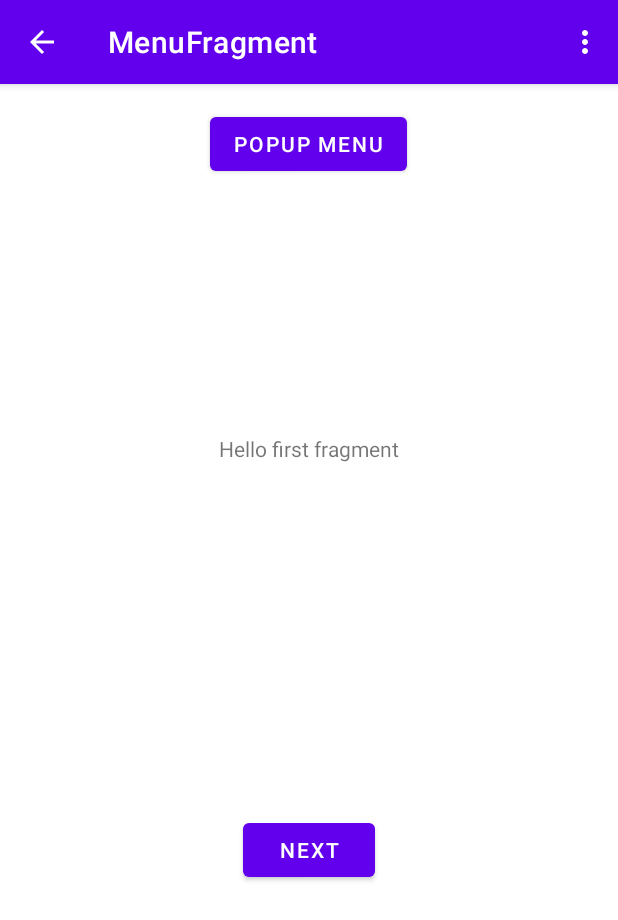
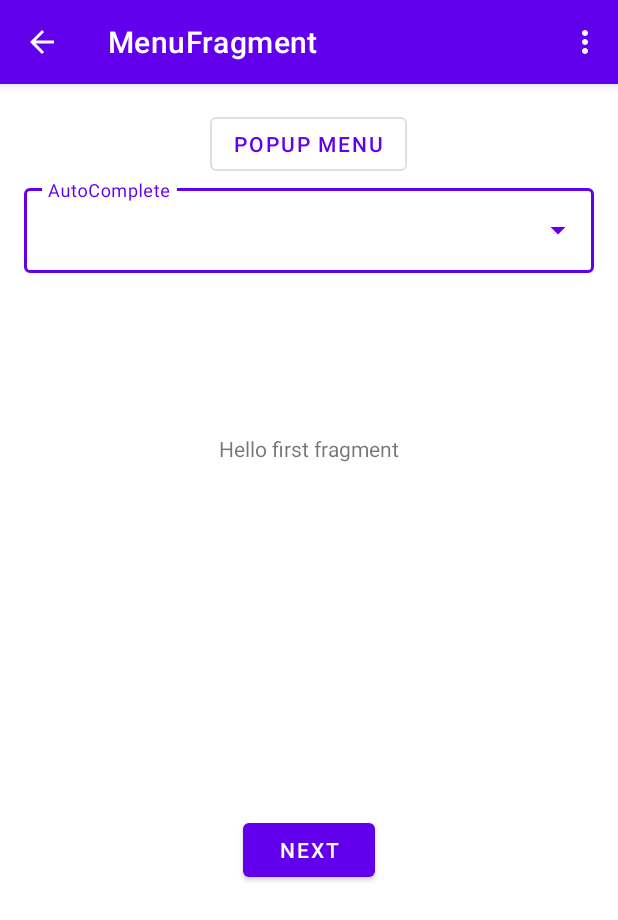
Before and after one commit to JosueRuiz08/MDC, an Android app: the screen it shows after launch (StaticActivity), after a tap on "MenuFragment", on a phone screen of 412 x 824 dp. Shown: the top 920 px of the screen. Run offline under Robolectric (Android 15) with nearby library versions, the phone set to English and light mode, and no system bars; our stand-ins replace ButterKnife, navigation-ui; pictures from the network do not load.

Commit message:
Menu Dropdown para Autocomplete

```diff
--- a/app/src/main/java/com/josue/example/mdcomponents/Fragments/MenuFragment.java
+++ b/app/src/main/java/com/josue/example/mdcomponents/Fragments/MenuFragment.java
@@ -7,6 +7,8 @@ import androidx.fragment.app.Fragment;
 import android.view.LayoutInflater;
 import android.view.View;
 import android.view.ViewGroup;
+import android.widget.ArrayAdapter;
+import android.widget.AutoCompleteTextView;
 import android.widget.PopupMenu;
 
 import com.google.android.material.button.MaterialButton;
@@ -48,6 +50,8 @@ public class MenuFragment extends Fragment {
 
     @BindView(R.id.btnMenuPopup)
     MaterialButton btnMenuPopup;
+    @BindView(R.id.actvCourses)
+    AutoCompleteTextView actvCourses;
 
 
     public MenuFragment() {
@@ -93,6 +97,13 @@ public class MenuFragment extends Fragment {
             popupMenu.getMenuInflater().inflate(R.menu.menu_bottom_nav, popupMenu.getMenu());
             popupMenu.show();
         });
+        String[] courses = new String[] {"Experto en firebase para android +MVP Curso completo +30Hrs",
+        "Curso A Desing",
+        "Andropid: Funfamentos apps de calidad",
+        "Klotlin 2020"};
+
+        ArrayAdapter<String> adapter = new ArrayAdapter<String>(getActivity(), R.layout.item_menu_dropdown,courses);
+        actvCourses.setAdapter(adapter);
 
         return v;
     }
--- a/app/src/main/res/layout/fragment_menu.xml
+++ b/app/src/main/res/layout/fragment_menu.xml
@@ -12,6 +12,20 @@
         android:id="@+id/btnMenuPopup"
         android:layout_width="wrap_content"
         android:layout_height="wrap_content"
-        android:text="@string/menu_popup_menu"/>
+        android:text="@string/menu_popup_menu"
+        style="@style/Widget.MaterialComponents.Button.OutlinedButton"/>
+
+    <com.google.android.material.textfield.TextInputLayout
+        android:layout_width="match_parent"
+        android:layout_height="wrap_content"
+        android:hint="@string/menu_hint_autocomplete"
+        style="@style/Widget.MaterialComponents.TextInputLayout.OutlinedBox.ExposedDropdownMenu">
+
+        <AutoCompleteTextView
+            android:id="@+id/actvCourses"
+            android:layout_width="match_parent"
+            android:layout_height="wrap_content"/>
+
+    </com.google.android.material.textfield.TextInputLayout>
 
 </LinearLayout>
--- /dev/null
+++ b/app/src/main/res/layout/item_menu_dropdown.xml
@@ -0,0 +1,9 @@
+<?xml version="1.0" encoding="utf-8"?>
+<TextView xmlns:android="http://schemas.android.com/apk/res/android"
+    android:layout_width="match_parent"
+    android:layout_height="match_parent"
+    android:padding="@dimen/common_padding_default"
+    android:textAppearance="@style/TextAppearance.MaterialComponents.Subtitle1"
+    android:ellipsize="end">
+
+</TextView>
--- a/app/src/main/res/values/strings.xml
+++ b/app/src/main/res/values/strings.xml
@@ -151,4 +151,5 @@
     <string name="hello_first_fragment">Hello first fragment</string>
     <string name="hello_second_fragment">Hello second fragment. Arg: %1$s</string>
     <string name="menu_popup_menu">POPUP MENU</string>
+    <string name="menu_hint_autocomplete">AutoComplete</string>
 </resources>
```
